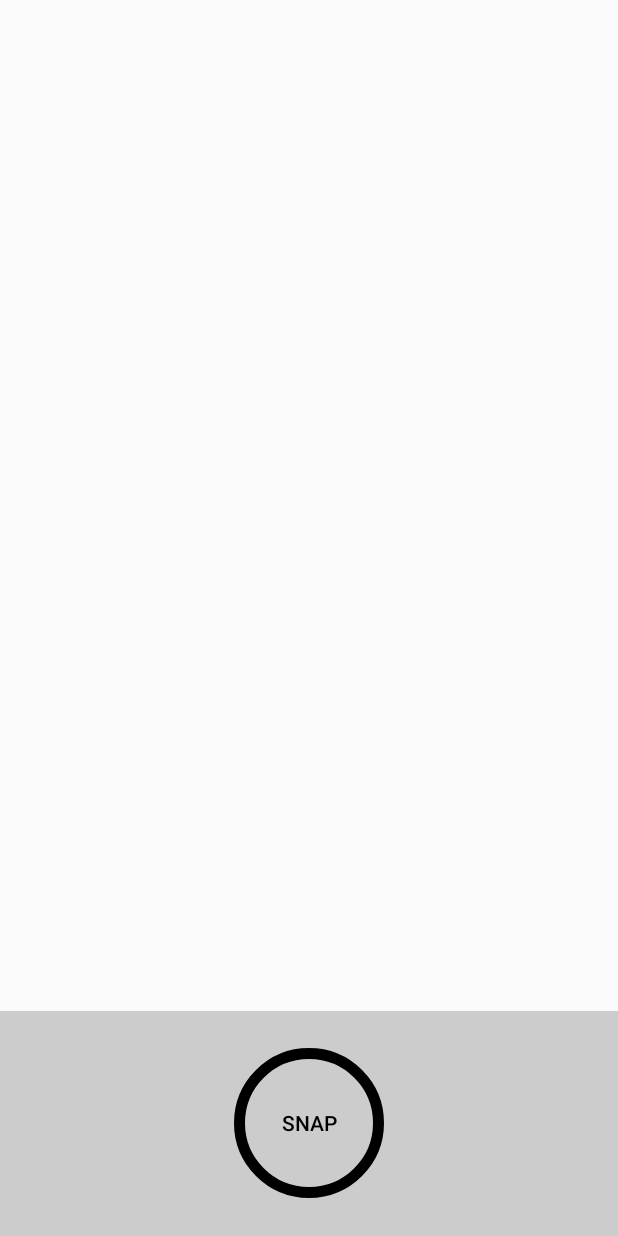
After one commit to sivasatvik/dual-camera, an Android app: the layout activity_camera.xml on its own in the app's theme, with its tools: preview values and no code run, on a phone screen of 412 x 824 dp. The commit adds this screen. Run offline under Robolectric (Android 15) with nearby library versions, the phone set to English and light mode, and no system bars.

Commit message:
Add basic layout

```diff
--- a/app/src/main/AndroidManifest.xml
+++ b/app/src/main/AndroidManifest.xml
@@ -1,6 +1,9 @@
 <?xml version="1.0" encoding="utf-8"?>
 <manifest xmlns:android="http://schemas.android.com/apk/res/android"
     package="com.exotic.dualcamera">
+
+    <uses-permission android:name="android.permission.CAMERA"/>
+    <uses-permission android:name="android.permission.WRITE_EXTERNAL_STORAGE"/>
 
     <application
         android:allowBackup="true"
--- /dev/null
+++ b/app/src/main/res/drawable/circle.xml
@@ -0,0 +1,6 @@
+<?xml version="1.0" encoding="UTF-8"?>
+<shape android:shape="oval" xmlns:android="http://schemas.android.com/apk/res/android">
+    <size android:height="100dp" android:width="100dp" />
+    <stroke android:width="7dp" android:color="#000000" />
+    <solid android:color="#00000000" />
+</shape>
--- /dev/null
+++ b/app/src/main/res/layout/activity_camera.xml
@@ -0,0 +1,24 @@
+<?xml version="1.0" encoding="utf-8"?>
+<RelativeLayout xmlns:android="http://schemas.android.com/apk/res/android"
+    android:layout_width="match_parent"
+    android:layout_height="match_parent">
+
+    <FrameLayout
+        android:id="@+id/frame"
+        android:layout_width="match_parent"
+        android:layout_height="150dp"
+        android:layout_alignParentBottom="true"
+        android:background="@color/background">
+
+        <Button
+            android:id="@+id/snap"
+            android:layout_width="wrap_content"
+            android:layout_height="wrap_content"
+            android:layout_gravity="center"
+            android:background="@drawable/circle"
+            android:textColor="#000000"
+            android:text="@string/snap"/>
+
+    </FrameLayout>
+
+</RelativeLayout>
--- a/app/src/main/res/values/colors.xml
+++ b/app/src/main/res/values/colors.xml
@@ -3,4 +3,5 @@
     <color name="colorPrimary">#008577</color>
     <color name="colorPrimaryDark">#00574B</color>
     <color name="colorAccent">#D81B60</color>
+    <color name="background">#2F000000</color>
 </resources>
--- a/app/src/main/res/values/strings.xml
+++ b/app/src/main/res/values/strings.xml
@@ -1,3 +1,4 @@
 <resources>
     <string name="app_name">Dual Camera</string>
+    <string name="snap">Snap</string>
 </resources>
```
Also changed, not shown: app/src/main/res/layout/activity_main.xml (+4 -12 lines).
